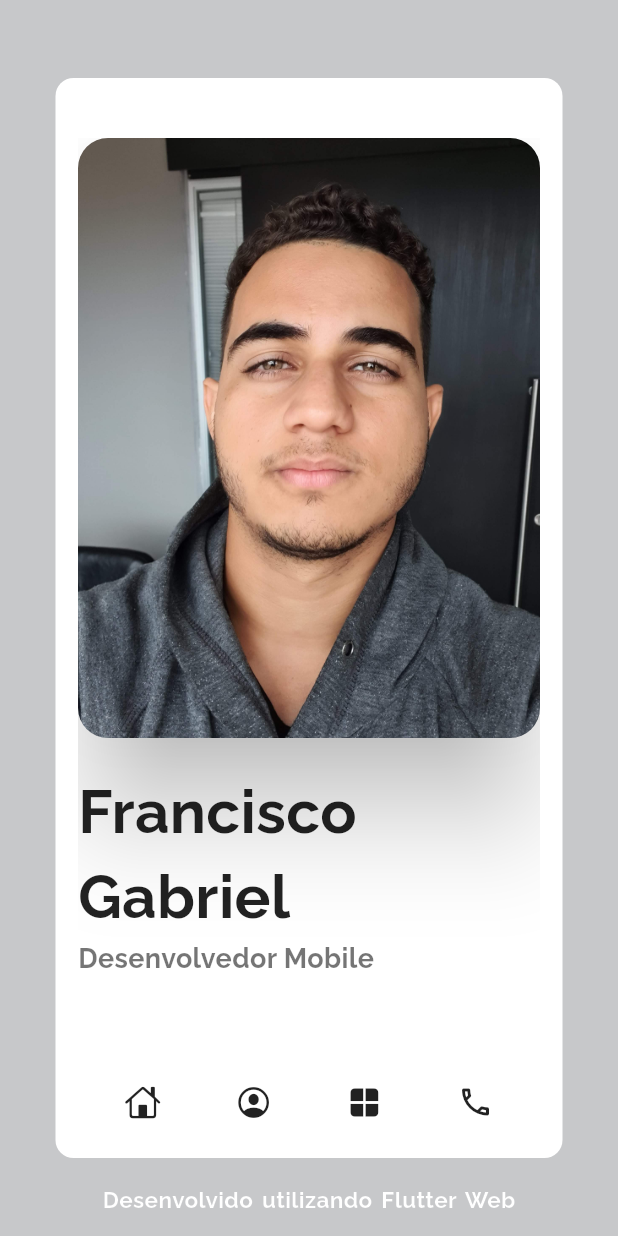
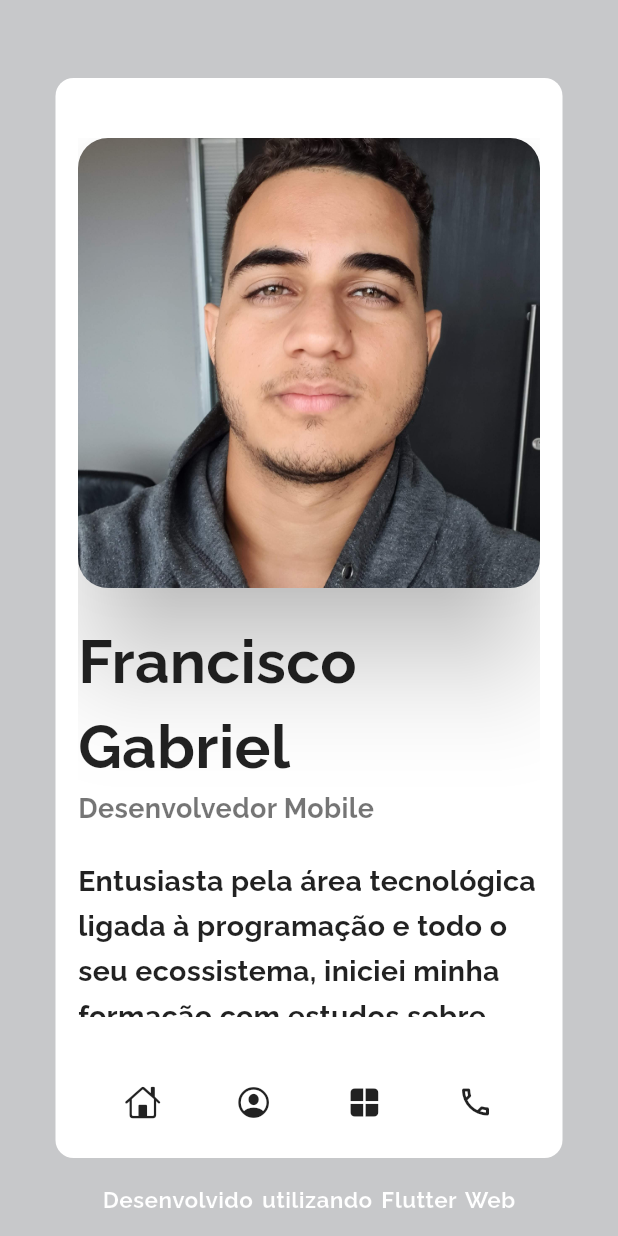
Before and after one commit to Franciscof11/Portfolio_Flutter_Web, a Flutter app: the screen it shows after launch, item 2 of the bottom bar chosen, on a phone screen of 412 x 824 dp. Run offline on Flutter 3.47's test engine with Material 3 defaults, Android fonts, the phone set to English and light mode, and no system bars; drawn by our look-alikes of shimmer; our stand-ins replace animated_text_kit, font_awesome_flutter, google_fonts, lottie; missing offline and left inert: container_tab_indicator.

Commit message:
refac: mobile profile page

```diff
--- a/lib/Custom Things/profile_details_section.dart
+++ b/lib/Custom Things/profile_details_section.dart
@@ -4,9 +4,11 @@ import 'package:my_portfolio/Models/launch_url.dart';
 import 'package:my_portfolio/Models/my_strings.dart';
 
 class ProfileDetailsSection extends StatelessWidget {
+  final bool isMobile;
   const ProfileDetailsSection({
     Key? key,
     required List<Map<String, dynamic>> contactButtons,
+    this.isMobile = false,
   })  : _contactButtons = contactButtons,
         super(key: key);
 
@@ -60,7 +62,7 @@ class ProfileDetailsSection extends StatelessWidget {
                   fontWeight: FontWeight.bold,
                 ),
               ),
-              SizedBox(width: 20),
+              SizedBox(width: isMobile ? 5 : 20),
               Container(
                 height: 50,
                 width: 50,
@@ -84,7 +86,7 @@ class ProfileDetailsSection extends StatelessWidget {
           ),
           SizedBox(height: 45),
           Padding(
-            padding: const EdgeInsets.symmetric(horizontal: 80),
+            padding: EdgeInsets.symmetric(horizontal: isMobile ? 10 : 80),
             child: ElevatedButton(
               style: ButtonStyle(
                 padding: MaterialStateProperty.all(EdgeInsets.symmetric(horizontal: 40, vertical: 20)),
--- a/lib/Pages/profile_page.dart
+++ b/lib/Pages/profile_page.dart
@@ -52,11 +52,11 @@ class ProfilePage extends StatelessWidget {
                   child: Column(
                     crossAxisAlignment: CrossAxisAlignment.start,
                     children: [
-                      Container(width: double.infinity, height: 400, child: ProfileImageSection()),
+                      Container(width: double.infinity, height: 300, child: ProfileImageSection()),
                       SizedBox(
                         height: 20,
                       ),
-                      ProfileDetailsSection(contactButtons: MyStrings.contactButtons),
+                      ProfileDetailsSection(contactButtons: MyStrings.contactButtons, isMobile: true),
                     ],
                   ),
                 ),
```
